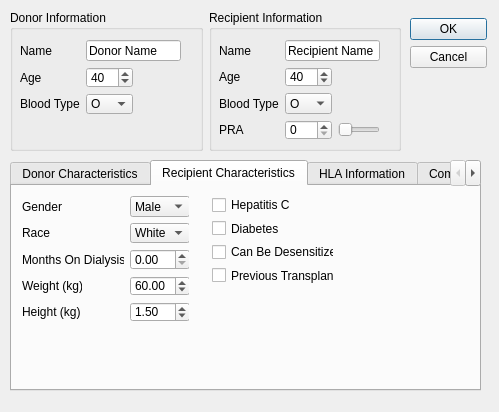
First picture: the form in KPD GUI/PairDialog.ui, repository mathieubray/KPDGUI, before the edit.
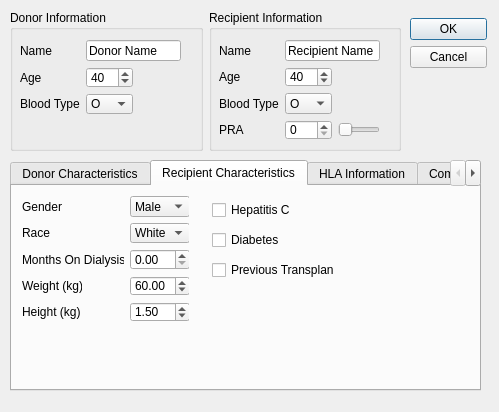
Second picture: the form after the edit. The open tabs and pages were chosen to show the change.

Diff of the .ui file:
```diff
--- a/KPD GUI/PairDialog.ui
+++ b/KPD GUI/PairDialog.ui
@@ -310,16 +310,6 @@
         </property>
        </widget>
       </item>
-      <item>
-       <widget class="QCheckBox" name="recipSensitizedCheckBox">
-        <property name="layoutDirection">
-         <enum>Qt::LeftToRight</enum>
-        </property>
-        <property name="text">
-         <string>Can Be Desensitized</string>
-        </property>
-       </widget>
-      </item>
       <item>
        <widget class="QCheckBox" name="recipPrevTransCheckBox">
         <property name="layoutDirection">
```
Left out of the diff: 1 changed line with no effect on the pictures.
